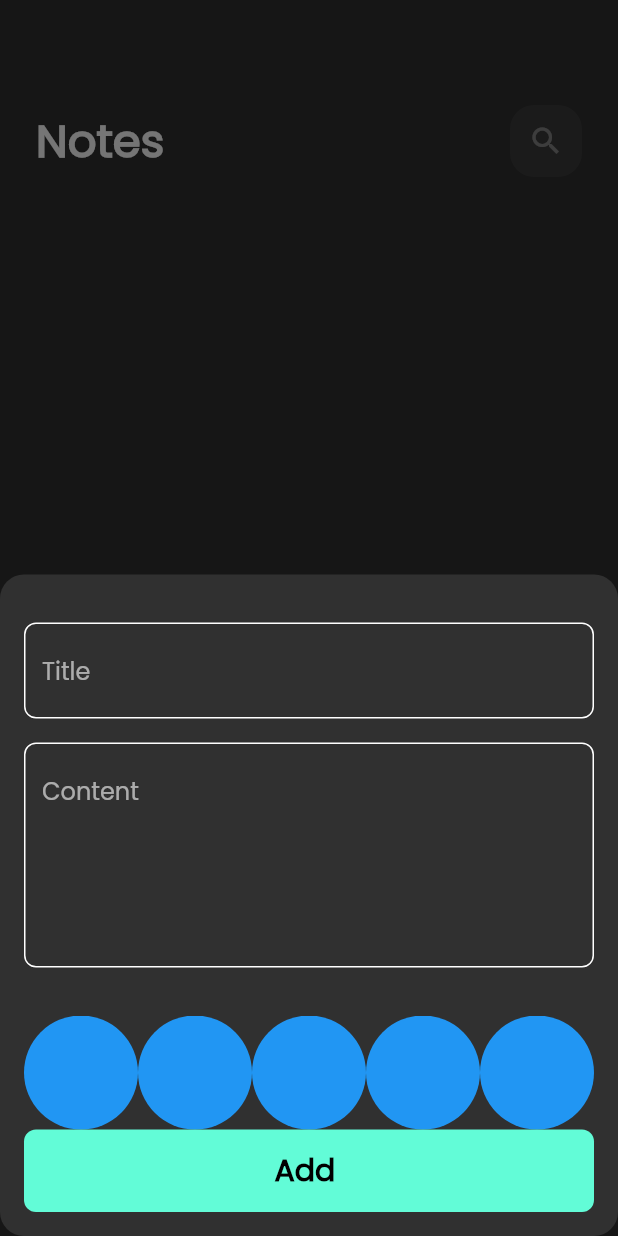
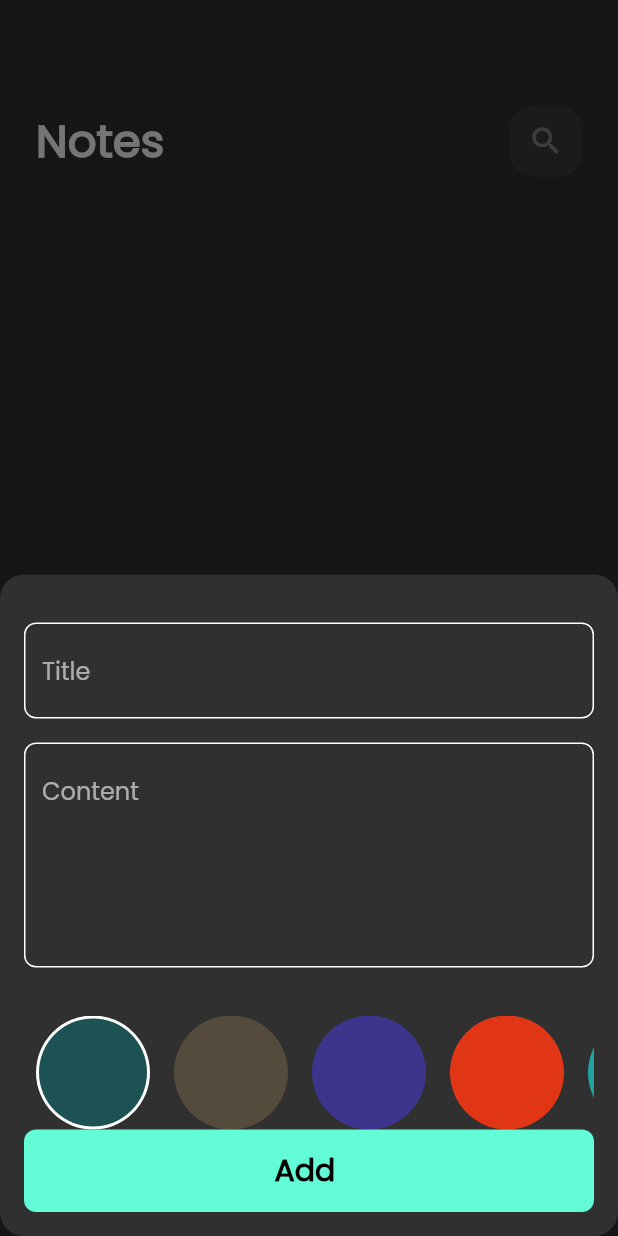
Before and after one commit to mohamedelabassy/notes_app, a Flutter app: the screen it shows after launch, after a tap on the "add" icon, on a phone screen of 412 x 824 dp. Run offline on Flutter 3.47's test engine with Material 2 defaults, Android fonts, the phone set to English and light mode, and no system bars; our stand-ins replace bloc, flutter_bloc, font_awesome_flutter, hive, hive_flutter, modal_progress_hud_nsn; accounts and stored records are empty.

Commit message:
colors list view part 2

```diff
--- a/lib/views/widget/colorListview.dart
+++ b/lib/views/widget/colorListview.dart
@@ -1,29 +1,66 @@
 import 'package:flutter/material.dart';
 
 class ColorItem extends StatelessWidget {
-  const ColorItem({super.key});
-
+  const ColorItem({super.key, required this.isActiv, required this.color});
+  final bool isActiv;
+  final Color color;
   @override
   Widget build(BuildContext context) {
-    return const CircleAvatar(
-      backgroundColor: Colors.blue,
-      radius: 38,
-    );
+    return isActiv
+        ? CircleAvatar(
+            radius: 38,
+            backgroundColor: Colors.white,
+            child: CircleAvatar(
+              backgroundColor: color,
+              radius: 36,
+            ),
+          )
+        : CircleAvatar(
+            backgroundColor: color,
+            radius: 38,
+          );
   }
 }
 
-class ColorsListView extends StatelessWidget {
-  const ColorsListView({super.key});
+class ColorsListView extends StatefulWidget {
+  const ColorsListView({
+    super.key,
+  });
 
+  @override
+  State<ColorsListView> createState() => _ColorsListViewState();
+}
+
+class _ColorsListViewState extends State<ColorsListView> {
+  int currentIndex = 0;
+  List<Color> colors = const [
+    Color(0xff1c5253),
+    Color(0xff544b3d),
+    Color(0xff3d348b),
+    Color(0xffe03616),
+    Color(0xff20a39e)
+  ];
   @override
   Widget build(BuildContext context) {
     return SizedBox(
       height: 38 * 2,
       child: ListView.builder(
-        itemCount: 10,
+        itemCount: colors.length,
         scrollDirection: Axis.horizontal,
         itemBuilder: (context, index) {
-          return const ColorItem();
+          return Padding(
+            padding: const EdgeInsets.symmetric(horizontal: 8),
+            child: GestureDetector(
+              onTap: () {
+                currentIndex = index;
+                setState(() {});
+              },
+              child: ColorItem(
+                color: colors[index],
+                isActiv: currentIndex == index,
+              ),
+            ),
+          );
         },
       ),
     );
```
